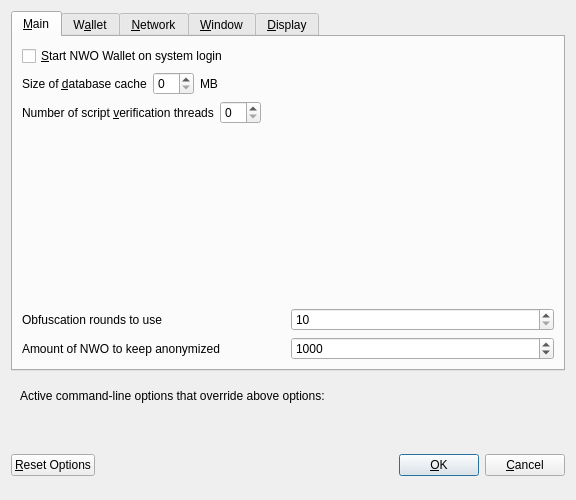
Before: the Qt Designer form src/qt/forms/optionsdialog.ui in swampcoin/bwrgocoin, drawn with Qt 5.
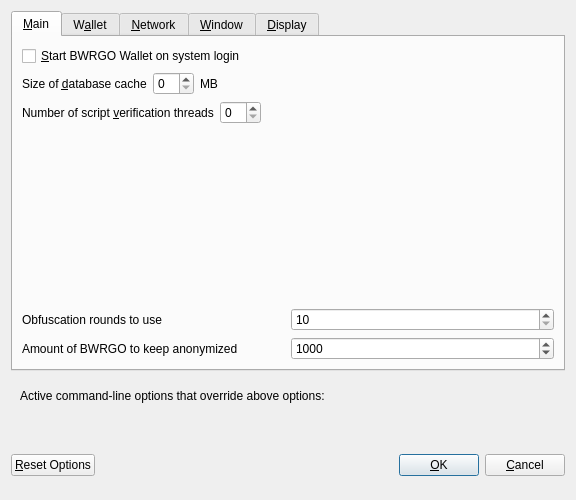
After: the same form once the commit is applied. Custom widgets are drawn as their Qt base class.

```diff
--- a/src/qt/forms/optionsdialog.ui
+++ b/src/qt/forms/optionsdialog.ui
@@ -33,7 +33,7 @@
           <string>Automatically start NWO Wallet after logging in to the system.</string>
          </property>
          <property name="text">
-          <string>&amp;Start NWO Wallet on system login</string>
+          <string>&amp;Start BWRGO Wallet on system login</string>
          </property>
         </widget>
        </item>
@@ -174,7 +174,7 @@
             <string notr="true"/>
            </property>
            <property name="text">
-            <string>Amount of NWO to keep anonymized</string>
+            <string>Amount of BWRGO to keep anonymized</string>
            </property>
           </widget>
          </item>
```
Left out of the diff: 10 changed lines with no effect on the pictures.
